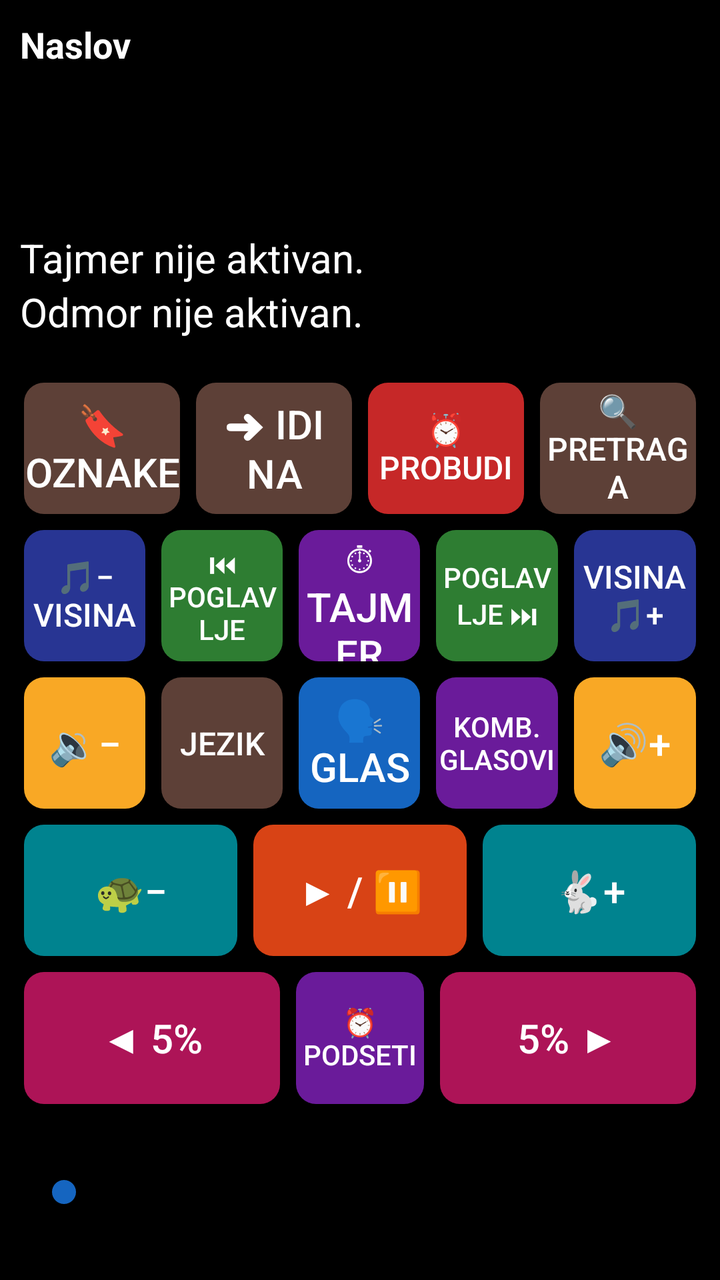
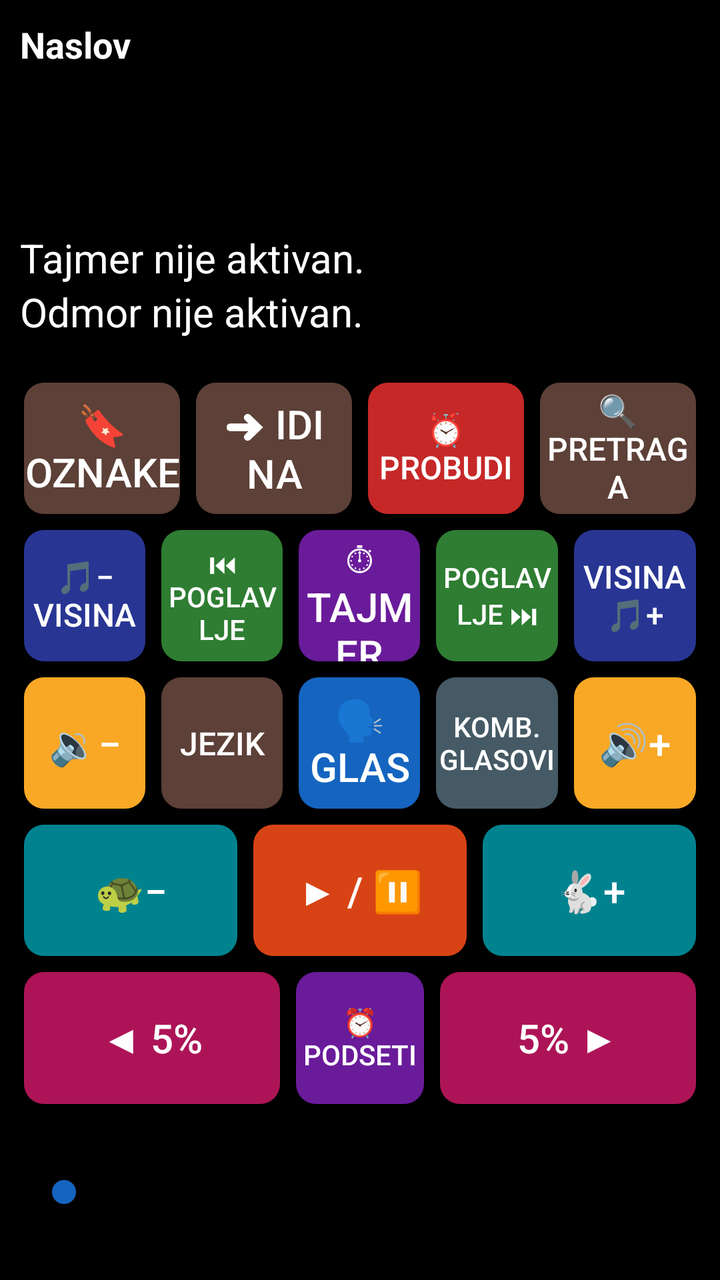

Two renders of the same Android screen: before a commit and after it. Below are the layout's source before the change and the commit's diff.
<!-- AndroidManifest.xml: application theme Theme.RecPoRec -->
<!-- res/layout/activity_reader.xml -->
<?xml version="1.0" encoding="utf-8"?>
<LinearLayout xmlns:android="http://schemas.android.com/apk/res/android"
    android:layout_width="match_parent"
    android:layout_height="match_parent"
    android:orientation="vertical"
    android:fitsSystemWindows="true"
    android:background="@color/background">

    
    <LinearLayout
        android:layout_width="match_parent"
        android:layout_height="wrap_content"
        android:orientation="vertical"
        android:padding="10dp">

        <TextView
            android:id="@+id/textDocTitle"
            android:layout_width="match_parent"
            android:layout_height="wrap_content"
            android:textSize="18sp"
            android:textStyle="bold"
            android:textColor="@color/text_primary"
            android:maxLines="1"
            android:ellipsize="end"
            android:text="Naslov" />

        <TextView
            android:id="@+id/textPages"
            android:layout_width="match_parent"
            android:layout_height="wrap_content"
            android:textSize="20sp"
            android:textColor="@color/text_primary"
            android:accessibilityLiveRegion="polite" />

        <TextView
            android:id="@+id/textElapsed"
            android:layout_width="match_parent"
            android:layout_height="wrap_content"
            android:textSize="20sp"
            android:textColor="@color/text_primary" />

        <TextView
            android:id="@+id/textRemaining"
            android:layout_width="match_parent"
            android:layout_height="wrap_content"
            android:textSize="20sp"
            android:textColor="@color/text_primary" />

        <TextView
            android:id="@+id/textTimerStatus"
            android:layout_width="match_parent"
            android:layout_height="wrap_content"
            android:textSize="20sp"
            android:textColor="@color/text_primary"
            android:text="Tajmer nije aktivan." />

        <TextView
            android:id="@+id/textRestStatus"
            android:layout_width="match_parent"
            android:layout_height="wrap_content"
            android:textSize="20sp"
            android:textColor="@color/text_primary"
            android:text="Odmor nije aktivan." />
    </LinearLayout>

    
    <LinearLayout
        android:layout_width="match_parent"
        android:layout_height="0dp"
        android:layout_weight="1"
        android:orientation="vertical"
        android:padding="8dp">

        
        <LinearLayout
            android:layout_width="match_parent"
            android:layout_height="0dp"
            android:layout_weight="1"
            android:orientation="horizontal">

            <Button android:id="@+id/btnBookmarks" style="@style/KeyButton"
                android:backgroundTint="@color/btn_goto_page"
                android:contentDescription="Oznake - dodaj, ukloni ili ukloni sve oznake u ovom dokumentu. Dug pritisak: brzo dodaj oznaku."
                android:text="🔖 Oznake" />

            <Button android:id="@+id/btnGoTo" style="@style/KeyButton"
                android:backgroundTint="@color/btn_goto_page"
                android:contentDescription="Idi na stranicu, minut ili oznaku. Dug pritisak: idi na početak dokumenta."
                android:text="➜ Idi na" />

            <Button android:id="@+id/btnWakeUp" style="@style/KeyButton"
                android:backgroundTint="@color/btn_wakeup"
                android:contentDescription="Probudi me u tačno vreme. Dug pritisak: isključi buđenje."
                android:textSize="16sp"
                android:text="⏰ Probudi" />

            <Button android:id="@+id/btnSearchText" style="@style/KeyButton"
                android:backgroundTint="@color/btn_goto_page"
                android:contentDescription="Pretraži tekst dokumenta. Dug pritisak: ponovi poslednju pretragu."
                android:textSize="16sp"
                android:text="🔍 Pretraga" />
        </LinearLayout>

        
        <LinearLayout
            android:layout_width="match_parent"
            android:layout_height="0dp"
            android:layout_weight="1"
            android:orientation="horizontal">

            <Button android:id="@+id/btnPitchDown" style="@style/KeyButton"
                android:backgroundTint="@color/btn_pitch"
                android:contentDescription="Smanji visinu glasa. Dug pritisak: vrati visinu na opštu."
                android:textSize="16sp"
                android:text="🎵− Visina" />

            <Button android:id="@+id/btnPrevChapter" style="@style/KeyButton"
                android:backgroundTint="@color/btn_chapter"
                android:contentDescription="@string/btn_prev_chapter"
                android:textSize="14sp"
                android:text="⏮ Poglavlje" />

            <Button android:id="@+id/btnTimer" style="@style/KeyButton"
                android:backgroundTint="@color/btn_timer"
                android:contentDescription="@string/btn_timer"
                android:text="⏱ Tajmer" />

            <Button android:id="@+id/btnNextChapter" style="@style/KeyButton"
                android:backgroundTint="@color/btn_chapter"
                android:contentDescription="@string/btn_next_chapter"
                android:textSize="14sp"
                android:text="Poglavlje ⏭" />

            <Button android:id="@+id/btnPitchUp" style="@style/KeyButton"
                android:backgroundTint="@color/btn_pitch"
                android:contentDescription="Povećaj visinu glasa. Dug pritisak: vrati visinu na opštu."
                android:textSize="16sp"
                android:text="Visina 🎵+" />
        </LinearLayout>

        
        <LinearLayout
            android:layout_width="match_parent"
            android:layout_height="0dp"
            android:layout_weight="1"
            android:orientation="horizontal">

            <Button android:id="@+id/btnVolDown" style="@style/KeyButton"
                android:backgroundTint="@color/btn_volume"
                android:contentDescription="@string/btn_vol_down"
                android:text="🔉−" />

            <Button android:id="@+id/btnDocLanguage" style="@style/KeyButton"
                android:backgroundTint="@color/btn_goto_page"
                android:contentDescription="Jezik za ovaj dokument. Dug pritisak: poništi sve prethodne radnje."
                android:textSize="16sp"
                android:text="Jezik" />

            <Button android:id="@+id/btnVoice" style="@style/KeyButton"
                android:backgroundTint="@color/btn_voice"
                android:contentDescription="@string/btn_voice"
                android:text="🗣 Glas" />

            <Button android:id="@+id/btnCombinedVoices" style="@style/KeyButton"
                android:backgroundTint="@color/btn_timer"
                android:contentDescription="Kombinovani glasovi za ovaj dokument. Dug pritisak: produži odmor."
                android:textSize="14sp"
                android:text="Komb. glasovi" />

            <Button android:id="@+id/btnVolUp" style="@style/KeyButton"
                android:backgroundTint="@color/btn_volume"
                android:contentDescription="@string/btn_vol_up"
                android:text="🔊+" />
        </LinearLayout>

        
        <LinearLayout
            android:layout_width="match_parent"
            android:layout_height="0dp"
            android:layout_weight="1"
            android:orientation="horizontal">

            <Button android:id="@+id/btnSpeedDown" style="@style/KeyButton"
                android:backgroundTint="@color/btn_speed"
                android:contentDescription="@string/btn_speed_down"
                android:text="🐢−" />

            <Button android:id="@+id/btnPlayPause" style="@style/KeyButton"
                android:backgroundTint="@color/btn_play"
                android:contentDescription="@string/btn_play_pause"
                android:text="▶ / ⏸" />

            <Button android:id="@+id/btnSpeedUp" style="@style/KeyButton"
                android:backgroundTint="@color/btn_speed"
                android:contentDescription="@string/btn_speed_up"
                android:text="🐇+" />
        </LinearLayout>

        
        <LinearLayout
            android:layout_width="match_parent"
            android:layout_height="0dp"
            android:layout_weight="1"
            android:orientation="horizontal">

            <Button android:id="@+id/btnStepBack" style="@style/KeyButton"
                android:layout_weight="2"
                android:backgroundTint="@color/btn_page_nav"
                android:contentDescription="@string/slider_back"
                android:text="◀ 5%" />

            <Button android:id="@+id/btnRemindMe" style="@style/KeyButton"
                android:backgroundTint="@color/btn_timer"
                android:contentDescription="Podsetnik, vraća dokument unazad. Dug pritisak: ponovi poslednji podsetnik."
                android:textSize="14sp"
                android:text="⏰ Podseti" />

            <Button android:id="@+id/btnStepForward" style="@style/KeyButton"
                android:layout_weight="2"
                android:backgroundTint="@color/btn_page_nav"
                android:contentDescription="@string/slider_forward"
                android:text="5% ▶" />
        </LinearLayout>

    </LinearLayout>

    
    <SeekBar
        android:id="@+id/seekProgress"
        android:layout_width="match_parent"
        android:layout_height="56dp"
        android:layout_marginStart="16dp"
        android:layout_marginEnd="16dp"
        android:layout_marginTop="4dp"
        android:layout_marginBottom="16dp"
        android:contentDescription="@string/slider_position"
        android:max="100"
        android:progressTint="@color/btn_voice"
        android:thumbTint="@color/btn_voice" />

</LinearLayout>
<!-- resources referenced by this layout -->
<resources>
  <color name="background">#000000</color>
  <color name="btn_chapter">#2E7D32</color>
  <color name="btn_goto_page">#5D4037</color>
  <color name="btn_page_nav">#AD1457</color>
  <color name="btn_pitch">#283593</color>
  <color name="btn_play">#D84315</color>
  <color name="btn_speed">#00838F</color>
  <color name="btn_timer">#6A1B9A</color>
  <color name="btn_voice">#1565C0</color>
  <color name="btn_volume">#F9A825</color>
  <color name="btn_wakeup">#C62828</color>
  <color name="text_primary">#FFFFFF</color>
  <string name="btn_next_chapter">Sledeće poglavlje. Dug pritisak: spisak svih poglavlja.</string>
  <string name="btn_play_pause">Pusti ili pauziraj čitanje. Dug pritisak: reci trenutni status.</string>
  <string name="btn_prev_chapter">Prethodno poglavlje. Dug pritisak: ponovi trenutno poglavlje.</string>
  <string name="btn_speed_down">Smanji brzinu čitanja. Dug pritisak: vrati brzinu na opštu.</string>
  <string name="btn_speed_up">Povećaj brzinu čitanja. Dug pritisak: vrati brzinu na opštu.</string>
  <string name="btn_timer">Tajmer za automatsku pauzu. Dug pritisak: produži aktivan tajmer.</string>
  <string name="btn_voice">Izbor glasa. Dug pritisak: Zakaži čitanje.</string>
  <string name="btn_vol_down">Smanji jačinu zvuka. Dug pritisak: vrati jačinu na opštu.</string>
  <string name="btn_vol_up">Pojačaj zvuk. Dug pritisak: vrati jačinu na opštu.</string>
  <string name="slider_back">Pomeri pet posto unazad. Dug pritisak: ponovi trenutnu stranicu.</string>
  <string name="slider_forward">Pomeri pet posto unapred. Dug pritisak: poništi poslednju radnju.</string>
  <string name="slider_position">Klizač za pomeranje kroz knjigu, pet posto po koraku</string>
  <style name="KeyButton">
          <item name="android:layout_width">0dp</item>
          <item name="android:layout_height">match_parent</item>
          <item name="android:layout_weight">1</item>
          <item name="android:layout_margin">4dp</item>
          <item name="android:textSize">20sp</item>
          <item name="android:textColor">@color/button_text</item>
          <item name="android:background">@drawable/key_button_shape</item>
          <item name="android:stateListAnimator">@null</item>
          <item name="android:elevation">0dp</item>
      </style>
  <style name="Theme.RecPoRec" parent="Theme.MaterialComponents.DayNight.NoActionBar">
          <item name="android:windowBackground">@color/background</item>
          <item name="android:textColorPrimary">@color/text_primary</item>
          <item name="colorPrimary">@color/btn_voice</item>
          <item name="colorOnPrimary">@color/button_text</item>
          <item name="alertDialogTheme">@style/RecPoRecAlertDialog</item>
          <item name="android:alertDialogTheme">@style/RecPoRecAlertDialog</item>
      </style>
  <color name="button_text">#FFFFFF</color>
  <!-- drawable key_button_shape (drawable) -->
  <?xml version="1.0" encoding="utf-8"?>
  <shape xmlns:android="http://schemas.android.com/apk/res/android"
      android:shape="rectangle">
      <corners android:radius="10dp" />
      <solid android:color="#FFFFFF" />
  </shape>
  <style name="RecPoRecDialogText" parent="TextAppearance.AppCompat.Medium">
          <item name="android:textSize">20sp</item>
          <item name="android:textColor">@color/text_primary</item>
      </style>
  <style name="RecPoRecDialogButton" parent="Widget.AppCompat.Button.ButtonBar.AlertDialog">
          <item name="android:textSize">18sp</item>
          <item name="android:textColor">@color/btn_goto_page</item>
          <item name="android:textStyle">bold</item>
      </style>
  <!-- unchanged entries left out for length: 1 -->
</resources>

<!-- the commit's change to res/layout/activity_reader.xml (unified diff, before → after) -->
@@ -162,8 +162,8 @@
                 android:text="🗣 Glas" />
 
             <Button android:id="@+id/btnCombinedVoices" style="@style/KeyButton"
-                android:backgroundTint="@color/btn_timer"
-                android:contentDescription="Kombinovani glasovi za ovaj dokument. Dug pritisak: produži odmor."
+                android:backgroundTint="@color/btn_combined"
+                android:contentDescription="Kombinovani glasovi za ovaj dokument. Dug pritisak: isključi tajmer."
                 android:textSize="14sp"
                 android:text="Komb. glasovi" />
 
<!-- resource entries referenced after the edit -->
@@ -2,6 +2,7 @@
 <resources>
   <color name="background">#000000</color>
   <color name="btn_chapter">#2E7D32</color>
+  <color name="btn_combined">#455A64</color>
   <color name="btn_goto_page">#5D4037</color>
   <color name="btn_page_nav">#AD1457</color>
   <color name="btn_pitch">#283593</color>
